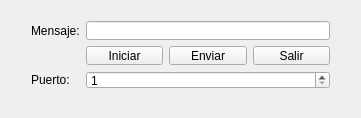
Before: the Qt Designer form DNS_Server/widget.ui in abadillagodinez/ED_DNS_Client-Server, drawn with Qt 5.
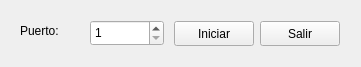
After: the same form once the commit is applied.

Patch:
```diff
--- a/DNS_Server/widget.ui
+++ b/DNS_Server/widget.ui
@@ -7,71 +7,66 @@
     <x>0</x>
     <y>0</y>
     <width>361</width>
-    <height>118</height>
+    <height>67</height>
    </rect>
   </property>
   <property name="windowTitle">
    <string>Widget</string>
   </property>
-  <widget class="QWidget" name="">
+  <widget class="QSpinBox" name="sbxPuerto">
+   <property name="geometry">
+    <rect>
+     <x>90</x>
+     <y>20</y>
+     <width>74</width>
+     <height>26</height>
+    </rect>
+   </property>
+   <property name="minimum">
+    <number>1</number>
+   </property>
+   <property name="maximum">
+    <number>65535</number>
+   </property>
+  </widget>
+  <widget class="QPushButton" name="btnSalir">
+   <property name="geometry">
+    <rect>
+     <x>260</x>
+     <y>21</y>
+     <width>80</width>
+     <height>25</height>
+    </rect>
+   </property>
+   <property name="text">
+    <string>Salir</string>
+   </property>
+  </widget>
+  <widget class="QLabel" name="lblPuerto">
    <property name="geometry">
     <rect>
      <x>20</x>
-     <y>10</y>
-     <width>321</width>
-     <height>90</height>
+     <y>20</y>
+     <width>51</width>
+     <height>21</height>
     </rect>
    </property>
-   <layout class="QGridLayout" name="gridLayout">
-    <item row="0" column="0" colspan="2">
-     <widget class="QLabel" name="lblMensaje">
-      <property name="text">
-       <string>Mensaje:</string>
-      </property>
-     </widget>
-    </item>
-    <item row="1" column="2">
-     <widget class="QPushButton" name="btnIniciar">
-      <property name="text">
-       <string>Iniciar</string>
-      </property>
-     </widget>
-    </item>
-    <item row="1" column="3">
-     <widget class="QPushButton" name="btnEnviar">
-      <property name="text">
-       <string>Enviar</string>
-      </property>
-     </widget>
-    </item>
-    <item row="1" column="4">
-     <widget class="QPushButton" name="btnSalir">
-      <property name="text">
-       <string>Salir</string>
-      </property>
-     </widget>
-    </item>
-    <item row="0" column="2" colspan="3">
-     <widget class="QLineEdit" name="txfMensaje"/>
-    </item>
-    <item row="2" column="2" colspan="3">
-     <widget class="QSpinBox" name="sbxPuerto">
-      <property name="minimum">
-       <number>1</number>
-      </property>
-      <property name="maximum">
-       <number>65535</number>
-      </property>
-     </widget>
-    </item>
-    <item row="2" column="0" colspan="2">
-     <widget class="QLabel" name="lblPuerto">
-      <property name="text">
-       <string>Puerto:</string>
-      </property>
-     </widget>
-    </item>
-   </layout>
+   <property name="text">
+    <string>Puerto:</string>
+   </property>
+  </widget>
+  <widget class="QPushButton" name="btnIniciar">
+   <property name="geometry">
+    <rect>
+     <x>174</x>
+     <y>21</y>
+     <width>80</width>
+     <height>25</height>
+    </rect>
+   </property>
+   <property name="text">
+    <string>Iniciar</string>
+   </property>
   </widget>
  </widget>
  <layoutdefault spacing="6" margin="11"/>
```
Left out of the diff: 2 changed lines with no effect on the pictures.
